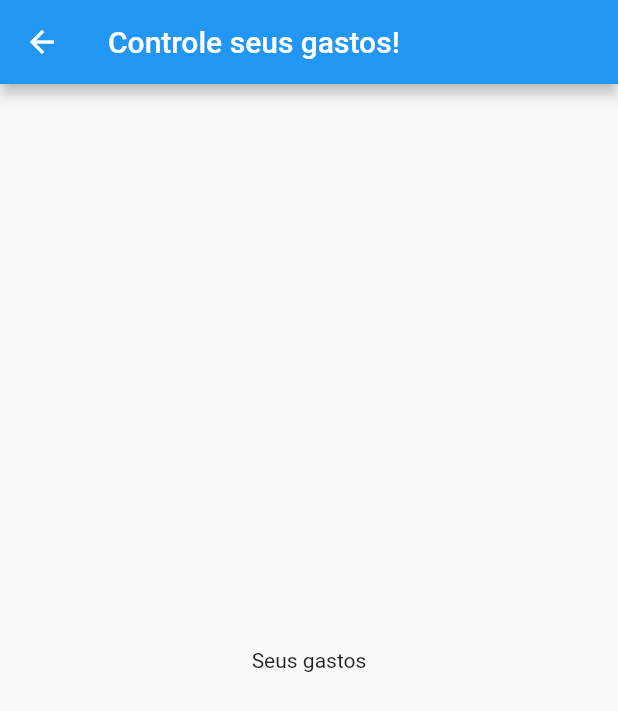
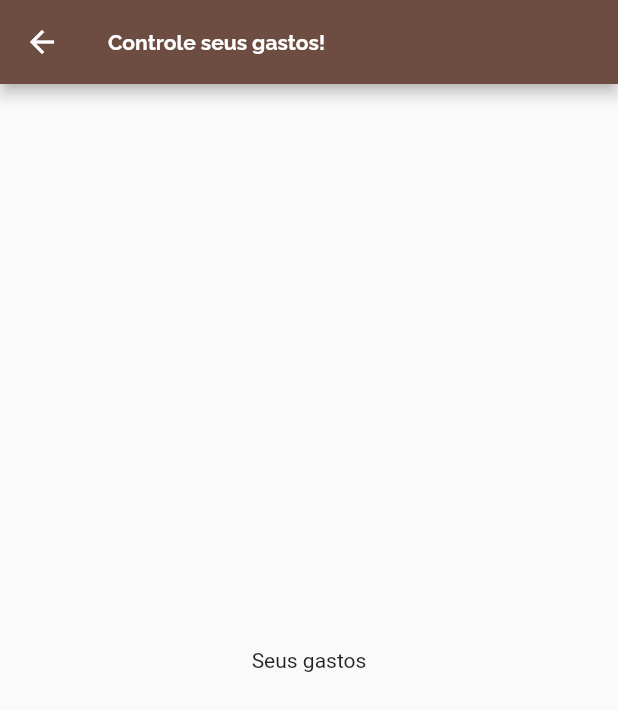
Before and after one commit to VitorL02/Vlanner, a Flutter app: the screen it shows after launch, after a tap on "Planner", on a phone screen of 412 x 824 dp. Shown: the top 711 px of the screen. Run offline on Flutter 3.47's test engine with Material 2 defaults, Android fonts, the phone set to English and light mode, and no system bars.

Commit message:
Recriei toda a tela de home novamente,remoção de componentes e data inuteis que complicavam ainda mais o codigo sem necessidade,adicionado uma bottom bar ao app

```diff
--- a/lib/components/ScreensItem.dart
+++ /dev/null
@@ -1,35 +0,0 @@
-import 'package:flutter/material.dart';
-
-import '../models/screenInformationsClass.dart';
-
-class ScreensItem extends StatelessWidget {
-  final ScreenInformation select;
-
-  ScreensItem(this.select);
-
-  void _goScreen(BuildContext context) {
-    Navigator.of(context).pushNamed(
-      '/costs',
-      arguments: select,
-    );
-  }
-
-  @override
-  Widget build(BuildContext context) {
-    return Container(
-      margin: EdgeInsets.all(30),
-      height: 170,
-      width: double.infinity,
-      decoration: BoxDecoration(
-          borderRadius: BorderRadius.circular(15),
-          color: Colors.white.withOpacity(0.8)),
-      child: FlatButton(
-        onPressed: () => _goScreen(context),
-        child: Text(
-          select.title,
-          style: Theme.of(context).textTheme.title,
-        ),
-      ),
-    );
-  }
-}
--- a/lib/data/ScreensData.dart
+++ /dev/null
@@ -1,13 +0,0 @@
-import '../models/screenInformationsClass.dart';
-import 'package:flutter/material.dart';
-
-const ScreenData = const [
-  ScreenInformation(
-    id: 1,
-    title: 'Controle de Despesas',
-  ),
-  ScreenInformation(
-    id: 2,
-    title: 'Planner',
-  )
-];
--- a/lib/main.dart
+++ b/lib/main.dart
@@ -19,12 +19,18 @@ class Vlanner extends StatelessWidget {
     return MaterialApp(
       color: Colors.brown[200],
       theme: ThemeData(
+          appBarTheme: AppBarTheme(
+              backgroundColor: Colors.brown[600],
+              titleTextStyle: TextStyle(
+                fontFamily: 'Raleway',
+                fontWeight: FontWeight.bold,
+              )),
           textTheme: TextTheme(
+              // ignore: deprecated_member_use
               title: TextStyle(
-        fontFamily: 'Nunito',
-        fontSize: 20,
-        color: Colors.indigo[600],
-      ))),
+            fontFamily: 'Nunito',
+            fontSize: 20,
+          ))),
       title: 'Vlanner Planeje e se Organize',
       home: ScreenHome(),
       routes: {'/costs': (ctx) => CostsScreen()},
--- a/lib/screens/CostsScreen.dart
+++ b/lib/screens/CostsScreen.dart
@@ -1,6 +1,5 @@
 import 'package:flutter/material.dart';
 import 'package:vlanner/models/screenInformationsClass.dart';
-import '../data/ScreensData.dart';
 
 class CostsScreen extends StatelessWidget {
   @override
--- a/lib/screens/homeScreen.dart
+++ b/lib/screens/homeScreen.dart
@@ -1,9 +1,28 @@
 import 'package:flutter/material.dart';
-import '../data/ScreensData.dart';
-import '../components/ScreensItem.dart';
+import 'CostsScreen.dart';
 
-class ScreenHome extends StatelessWidget {
+void _goScreen(BuildContext context) {
+  Navigator.push(
+    context,
+    MaterialPageRoute(builder: (context) => CostsScreen()),
+  );
+}
+
+class ScreenHome extends StatefulWidget {
   @override
+  _ScreenHomeState createState() => _ScreenHomeState();
+}
+
+int _indexSelect = 0;
+
+class _ScreenHomeState extends State<ScreenHome> {
+  //a função que sera usada no ontap para mostrar qual opção do app bar esta selecionada
+  void _barItemSelect(int index) {
+    setState(() {
+      _indexSelect = index;
+    });
+  }
+
   Widget build(BuildContext context) {
     return Scaffold(
         backgroundColor: Colors.brown[200].withOpacity(0.8),
@@ -17,11 +36,79 @@ class ScreenHome extends StatelessWidget {
             ),
           ),
         ),
-      body: Column(
-          mainAxisAlignment: MainAxisAlignment.center,
-          children: ScreenData.map((slc) {
-            return ScreensItem(slc);
-          }).toList()),
-    );
+        body: Column(children: [
+          Container(
+            margin: EdgeInsets.all(30),
+            height: 170,
+            width: double.infinity,
+            decoration: BoxDecoration(
+                borderRadius: BorderRadius.circular(10), color: Colors.white),
+          ),
+          Row(
+            crossAxisAlignment: CrossAxisAlignment.center,
+            mainAxisAlignment: MainAxisAlignment.spaceEvenly,
+            children: <Widget>[
+              Container(
+                margin: EdgeInsets.all(30),
+                height: 160,
+                width: 120,
+                decoration: BoxDecoration(
+                    borderRadius: BorderRadius.circular(15),
+                    color: Colors.white.withOpacity(0.8)),
+                // ignore: deprecated_member_use
+                child: FlatButton(
+                  onPressed: () => _goScreen(context),
+                  child: Text(
+                    'Controle de despesas',
+                    textAlign: TextAlign.center,
+                    // ignore: deprecated_member_use
+                    style: Theme.of(context).textTheme.title,
+                  ),
+                ),
+              ),
+              Container(
+                margin: EdgeInsets.all(30),
+                height: 160,
+                width: 120,
+                decoration: BoxDecoration(
+                    borderRadius: BorderRadius.circular(15),
+                    color: Colors.white.withOpacity(0.8)),
+                // ignore: deprecated_member_use
+                child: FlatButton(
+                  onPressed: () => _goScreen(context),
+                  child: Text(
+                    'Planner',
+                    textAlign: TextAlign.center,
+                    // ignore: deprecated_member_use
+                    style: Theme.of(context).textTheme.title,
+                  ),
+                ),
+              ),
+            ],
+          ),
+        ]),
+        //Barra de opções
+        bottomNavigationBar: BottomNavigationBar(
+          backgroundColor: Colors.brown,
+          items: const <BottomNavigationBarItem>[
+            BottomNavigationBarItem(
+              icon: Icon(Icons.home),
+              label: 'Home',
+            ),
+            BottomNavigationBarItem(
+              icon: Icon(Icons.perm_contact_calendar),
+              label: 'Planner',
+            ),
+            BottomNavigationBarItem(
+              icon: Icon(Icons.attach_money),
+              label: 'Gastos',
+            ),
+          ],
+
+          //Pega o index e de acordo com o clique,mostra qual item da bar esta selecionada
+          currentIndex: _indexSelect,
+          selectedItemColor: Colors.brown[100],
+          onTap: _barItemSelect,
+        ));
   }
 }
```
Lines whose indentation alone changed are shown as unchanged.
